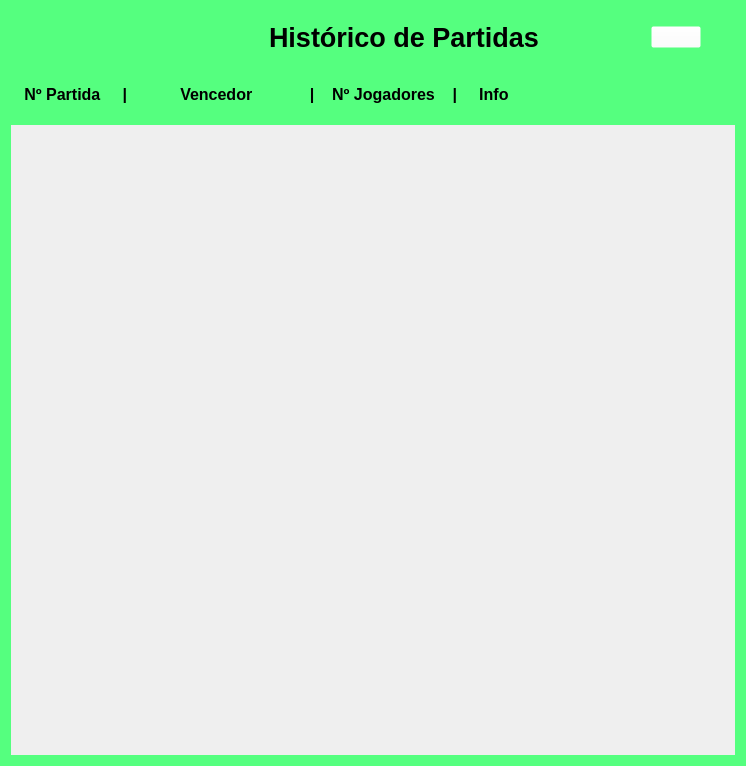
The window that Interface/Historico.ui (solmseda/Ludo-Python) describes before a commit, drawn with Qt 5.
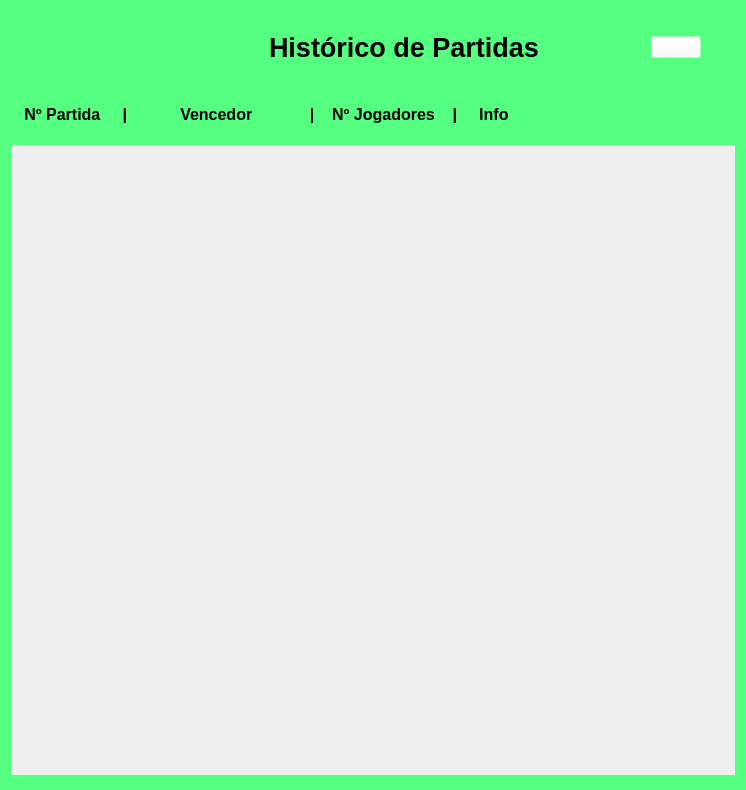
The same window after the commit. Icons and pictures are not drawn.

Commit message: Historico funcional

What changed in the file:
```diff
--- a/Interface/Historico.ui
+++ b/Interface/Historico.ui
@@ -7,19 +7,19 @@
     <x>0</x>
     <y>0</y>
     <width>746</width>
-    <height>766</height>
+    <height>790</height>
    </rect>
   </property>
   <property name="minimumSize">
    <size>
     <width>746</width>
-    <height>766</height>
+    <height>790</height>
    </size>
   </property>
   <property name="maximumSize">
    <size>
     <width>746</width>
-    <height>766</height>
+    <height>790</height>
    </size>
   </property>
   <property name="windowTitle">
@@ -220,6 +220,22 @@
      </widget>
     </widget>
    </item>
+   <item>
+    <spacer name="verticalSpacer">
+     <property name="orientation">
+      <enum>Qt::Vertical</enum>
+     </property>
+     <property name="sizeType">
+      <enum>QSizePolicy::Fixed</enum>
+     </property>
+     <property name="sizeHint" stdset="0">
+      <size>
+       <width>20</width>
+       <height>4</height>
+      </size>
+     </property>
+    </spacer>
+   </item>
   </layout>
  </widget>
  <resources>
```
The commit also changes 13 other files.
